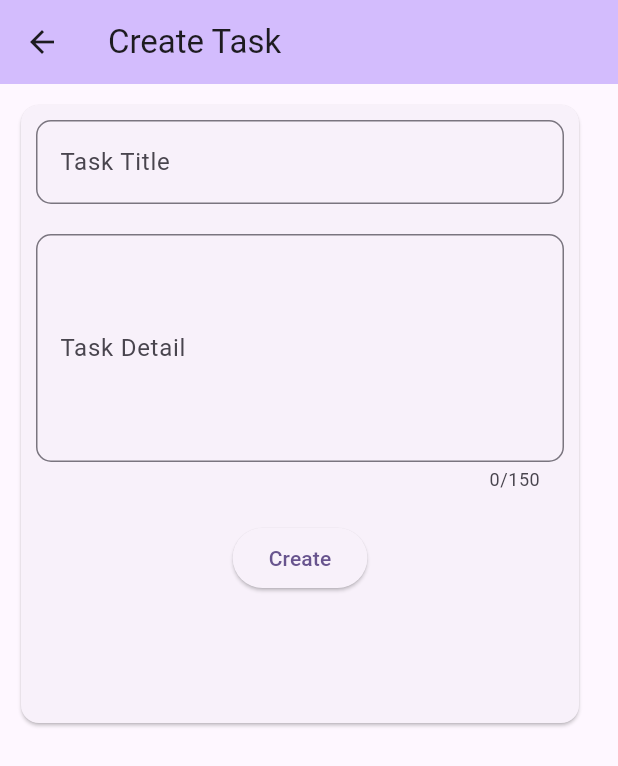
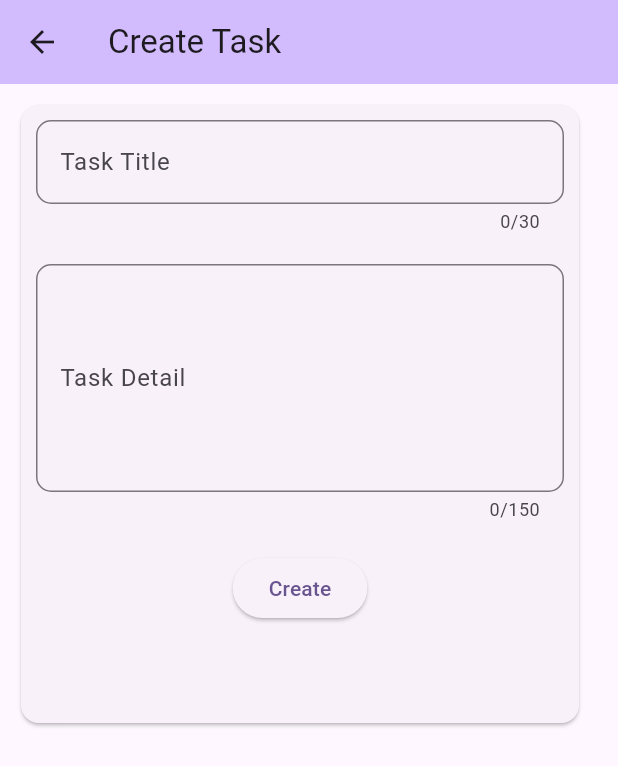
Before and after one commit to abhitheawesomecoder/task_manager, a Flutter app: the screen it shows after launch, after a tap on "Create Task", on a phone screen of 412 x 824 dp. Shown: the top 766 px of the screen. Run offline on Flutter 3.47's test engine with Material 2 defaults, Android fonts, the phone set to English and light mode, and no system bars.

```diff
--- a/lib/views/create_task.dart
+++ b/lib/views/create_task.dart
@@ -51,6 +51,7 @@ class _CreateTask extends State<CreateTask> {
                         ),
                       ),
                       controller: taskTitleController,
+                      maxLength: 30,
                       validator: (value) {
                         if (value == null || value.isEmpty) {
                           return 'Please enter task title';
--- a/lib/views/list_task.dart
+++ b/lib/views/list_task.dart
@@ -13,11 +13,11 @@ class ListTask extends StatelessWidget {
     final taskList = Provider.of<Todo>(context);
     return Scaffold(
         appBar: AppBar(
-          actions: const [
-            Padding(
-                padding: EdgeInsets.only(right: 20),
-                child: Icon(Icons.done_all_outlined))
-          ],
+          // actions: const [
+          //   Padding(
+          //       padding: EdgeInsets.only(right: 20),
+          //       child: Icon(Icons.done_all_outlined))
+          // ],
           backgroundColor: Theme.of(context).colorScheme.inversePrimary,
           title: Text(title),
         ),
```
Also changed, not shown: lib/views/components/delete_dialog.dart (added, +31 -0 lines), lib/views/components/task_list.dart (+8 -29 lines), lib/views/components/view_dialog.dart (added, +12 -0 lines).
